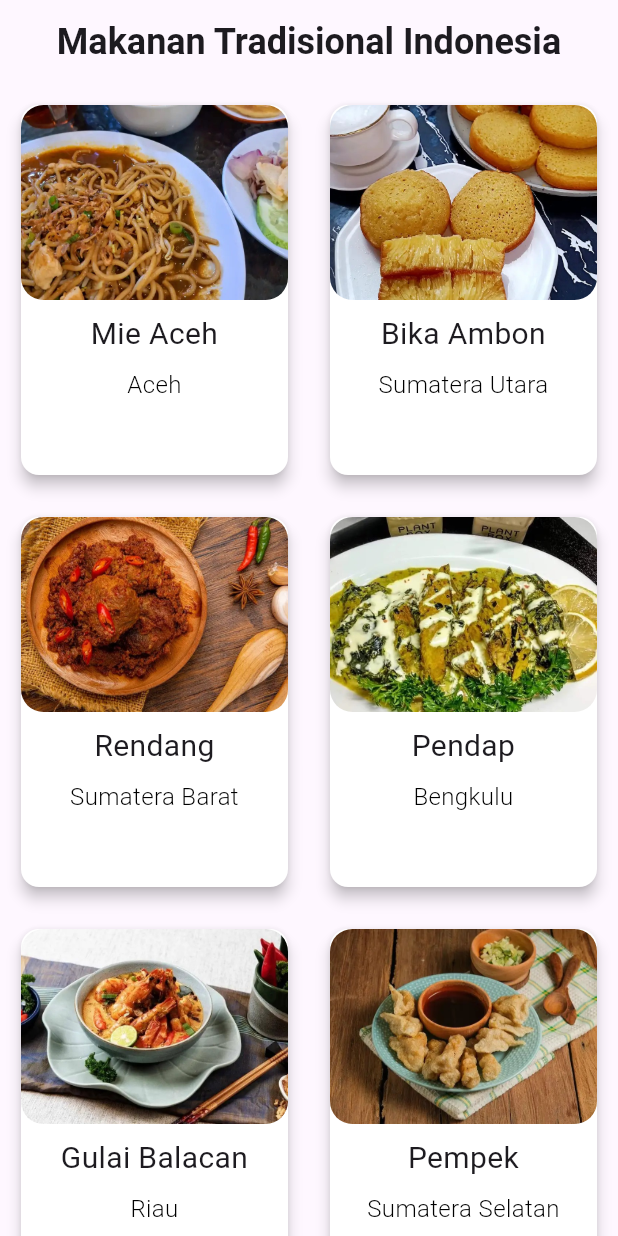
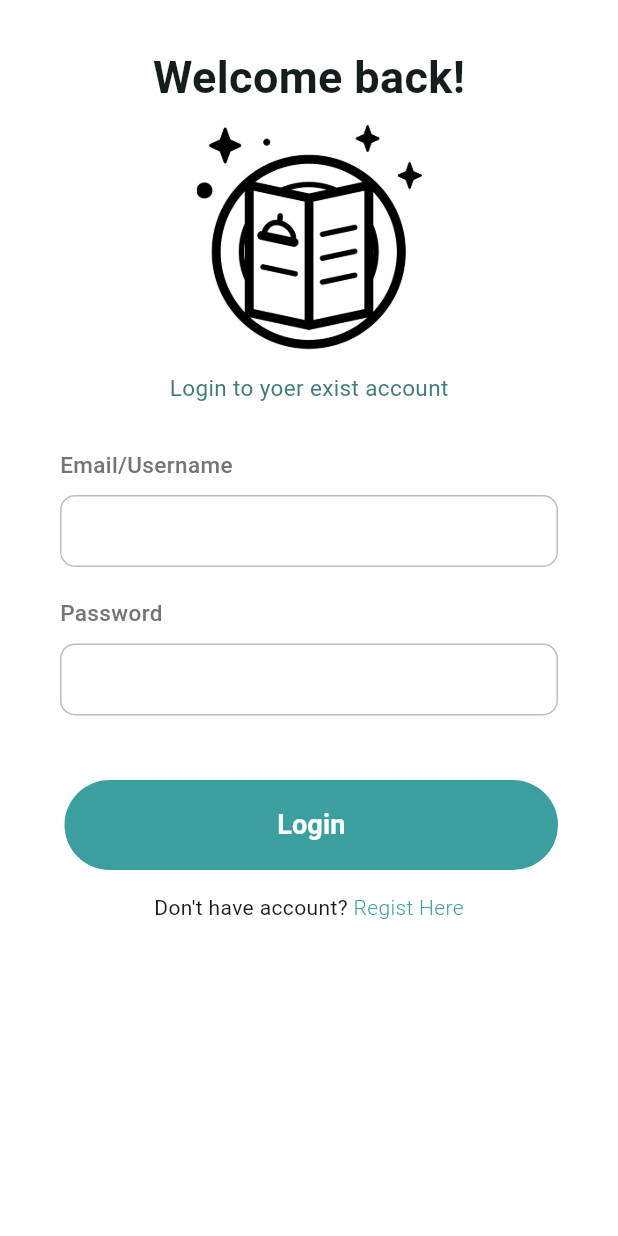
Before and after one commit to keylabintang/responsive_ui_list_matranesia, a Flutter app: the screen it shows after launch, on a phone screen of 412 x 824 dp. Run offline on Flutter 3.47's test engine with Material 3 defaults, Android fonts, the phone set to English and light mode, and no system bars; Roboto replaces fonts that are missing (Montserrat); project files that could hold a hidden picture were left out.

Commit message:
add login and register screen

```diff
--- /dev/null
+++ b/lib/login_screen.dart
@@ -0,0 +1,137 @@
+import 'package:flutter/material.dart';
+import 'package:responsive_ui_makanan_tradisional/matranesia.dart';
+import 'package:responsive_ui_makanan_tradisional/register.dart';
+
+class LoginScreen extends StatelessWidget {
+  const LoginScreen({super.key});
+
+  @override
+  Widget build(BuildContext context) {
+    return Scaffold(
+      backgroundColor: Colors.white,
+      body: Container(
+        child: Column(
+          children: <Widget>[
+            Column(children: [
+              SizedBox(
+                height: 30,
+              ),
+              Text(
+                "Welcome back!",
+                style: TextStyle(fontSize: 30, fontWeight: FontWeight.bold),
+              ),
+              SizedBox(
+                height: 10,
+              ),
+              Image.asset(
+                'assets/menu2.jpg',
+                height: 150,
+                width: 160,
+                fit: BoxFit.contain,
+              ),
+              SizedBox(height: 15),
+              Text(
+                "Login to yoer exist account",
+                style: TextStyle(
+                    fontSize: 15,
+                    fontWeight: FontWeight.normal,
+                    color: Color.fromARGB(255, 63, 123, 123)),
+              ),
+            ]),
+            SizedBox(
+              height: 30,
+            ),
+            Padding(
+              padding: EdgeInsets.symmetric(horizontal: 40),
+              child: Column(
+                children: [
+                  makeInput(label: "Email/Username"),
+                  makeInput(label: "Password", obsecureText: true)
+                ],
+              ),
+            ),
+            SizedBox(
+              height: 20,
+            ),
+            Padding(
+              padding: EdgeInsets.symmetric(horizontal: 40),
+              child: Container(
+                padding: EdgeInsets.only(top: 3, left: 3),
+                decoration:
+                    BoxDecoration(borderRadius: BorderRadius.circular(50)),
+                child: MaterialButton(
+                  minWidth: double.infinity,
+                  height: 60,
+                  onPressed: () {
+                    Navigator.push(
+                      context,
+                      MaterialPageRoute(builder: (context) => Matranesia()),
+                    );
+                  },
+                  color: Color.fromARGB(255, 60, 159, 159),
+                  elevation: 0,
+                  shape: RoundedRectangleBorder(
+                      borderRadius: BorderRadius.circular(50)),
+                  child: Text(
+                    "Login",
+                    style: TextStyle(
+                        color: Colors.white,
+                        fontWeight: FontWeight.bold,
+                        fontSize: 18),
+                  ),
+                ),
+              ),
+            ),
+            SizedBox(
+              height: 15,
+            ),
+            Row(
+              mainAxisAlignment: MainAxisAlignment.center,
+              children: [
+                Text("Don't have account?"),
+                GestureDetector(
+                  onTap: () {
+                    Navigator.push(
+                      context,
+                      MaterialPageRoute(builder: (context) => RegisterScreen()),
+                    );
+                  },
+                  child: Text(
+                    " Regist Here",
+                    style: TextStyle(
+                        color: Color.fromARGB(255, 60, 159, 159),
+                        fontWeight: FontWeight.w300),
+                  ),
+                )
+              ],
+            )
+          ],
+        ),
+      ),
+    );
+  }
+}
+
+Widget makeInput({label, obsecureText = false}) {
+  return Column(
+    crossAxisAlignment: CrossAxisAlignment.start,
+    children: [
+      Text(
+        label,
+        style: TextStyle(
+            fontSize: 15, fontWeight: FontWeight.w500, color: Colors.grey[600]),
+      ),
+      SizedBox(height: 10),
+      TextField(
+        obscureText: obsecureText,
+        decoration: InputDecoration(
+          contentPadding: EdgeInsets.symmetric(vertical: 0, horizontal: 10),
+          enabledBorder: OutlineInputBorder(
+              borderRadius: BorderRadius.circular(10),
+              borderSide: BorderSide(color: Colors.black26)),
+        ),
+      ),
+      SizedBox(height: 20)
+    ],
+  );
+}
--- a/lib/main.dart
+++ b/lib/main.dart
@@ -1,5 +1,7 @@
 import 'package:flutter/material.dart';
 import 'package:responsive_ui_makanan_tradisional/matranesia.dart';
+import 'package:responsive_ui_makanan_tradisional/login_screen.dart';
+import 'package:responsive_ui_makanan_tradisional/register.dart';
 
 void main() {
   runApp(const MyApp());
@@ -15,10 +17,14 @@ class MyApp extends StatelessWidget {
       title: 'Makanan Tradisional Indonesia',
       debugShowCheckedModeBanner: false,
       theme: ThemeData(
-        colorScheme: ColorScheme.fromSeed(seedColor: Colors.deepPurple),
+        colorScheme:
+            ColorScheme.fromSeed(seedColor: Color.fromARGB(255, 60, 159, 159)),
         useMaterial3: true,
       ),
-      home: Matranesia(),
+      home: LoginScreen(),
+      routes: {
+        '/signup': (context) => RegisterScreen(),
+      },
     );
   }
 }
```
Also changed, not shown: lib/detail.dart (+26 -12 lines), lib/matranesia.dart (+92 -24 lines), lib/register.dart (added, +120 -0 lines), assets/menu.jpg (added), assets/menu2.jpg (added).
